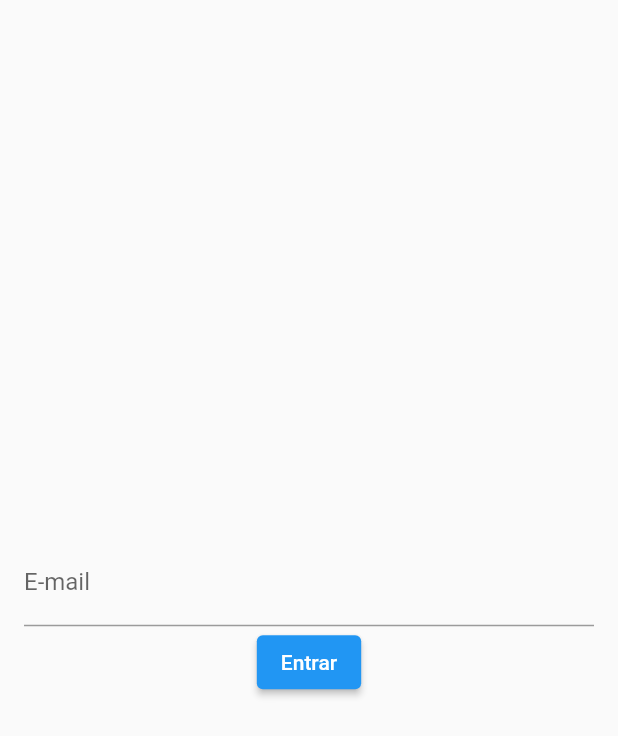
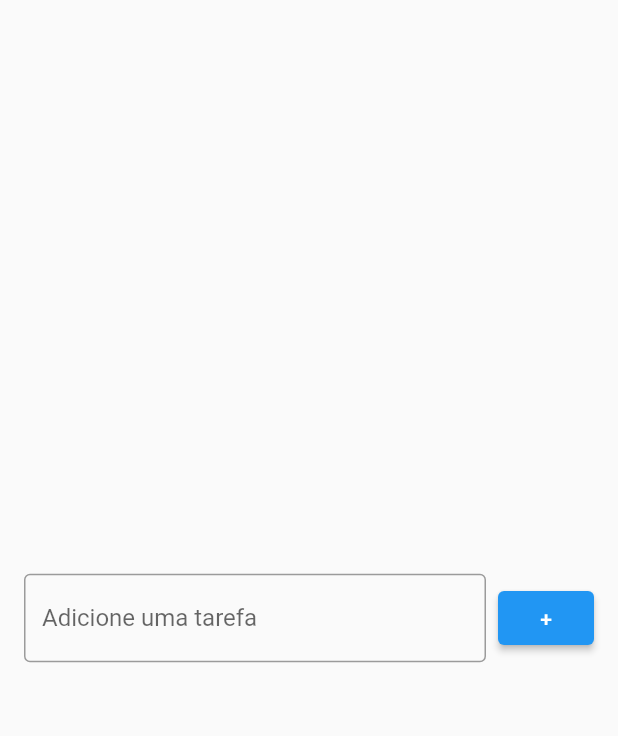
Before and after one commit to martadrozsa/flutter-dart-course, a Flutter app: the screen it shows after launch, on a phone screen of 412 x 824 dp. Shown: the top 736 px of the screen. Run offline on Flutter 3.47's test engine with Material 2 defaults, Android fonts, the phone set to English and light mode, and no system bars.

Commit message:
Expanded

```diff
--- a/app_todo_list/lib/pages/todo_list_page.dart
+++ b/app_todo_list/lib/pages/todo_list_page.dart
@@ -1,9 +1,7 @@
 import 'package:flutter/material.dart';
 
 class TodoListPage extends StatelessWidget {
-  TodoListPage({Key? key}) : super(key: key);
-
-  final TextEditingController _emailController = TextEditingController();
+  const TodoListPage({Key? key}) : super(key: key);
 
   @override
   Widget build(BuildContext context) {
@@ -11,41 +9,27 @@ class TodoListPage extends StatelessWidget {
       body: Center(
         child: Padding(
           padding: const EdgeInsets.symmetric(horizontal: 16),
-          child: Column(
-            mainAxisSize: MainAxisSize.min,
+          child: Row(
             children: [
-              TextField(
-                controller: _emailController,
-                decoration: const InputDecoration(
-                  labelText: 'E-mail'
+              const Expanded(
+                child: TextField(
+                  decoration: InputDecoration(
+                    border: OutlineInputBorder(),
+                    labelText: 'Adicione uma tarefa'
+                  ),
                 ),
-                onChanged: onChanged,
-                onSubmitted: onSubmitted,
               ),
+              SizedBox(width: 8),
               ElevatedButton(
-                  onPressed: login,
-                  child: const Text('Entrar'
-                  ),
-              ),
+                onPressed: () {},
+                child: Text('+'),
+              )
+
             ],
           ),
         ),
-      )
+      ),
     );
   }
-  void login() {
-    String text = _emailController.text;
-    print(text);
-    //_emailController.text = 'Marta';
-    //_emailController.clear();
-  }
 
-  void onChanged(String text) {
-    //print(text);
-  }
-
-  //enter (teclado - web)
-  void onSubmitted(String text) {
-    print(text);
-  }
 }
```
